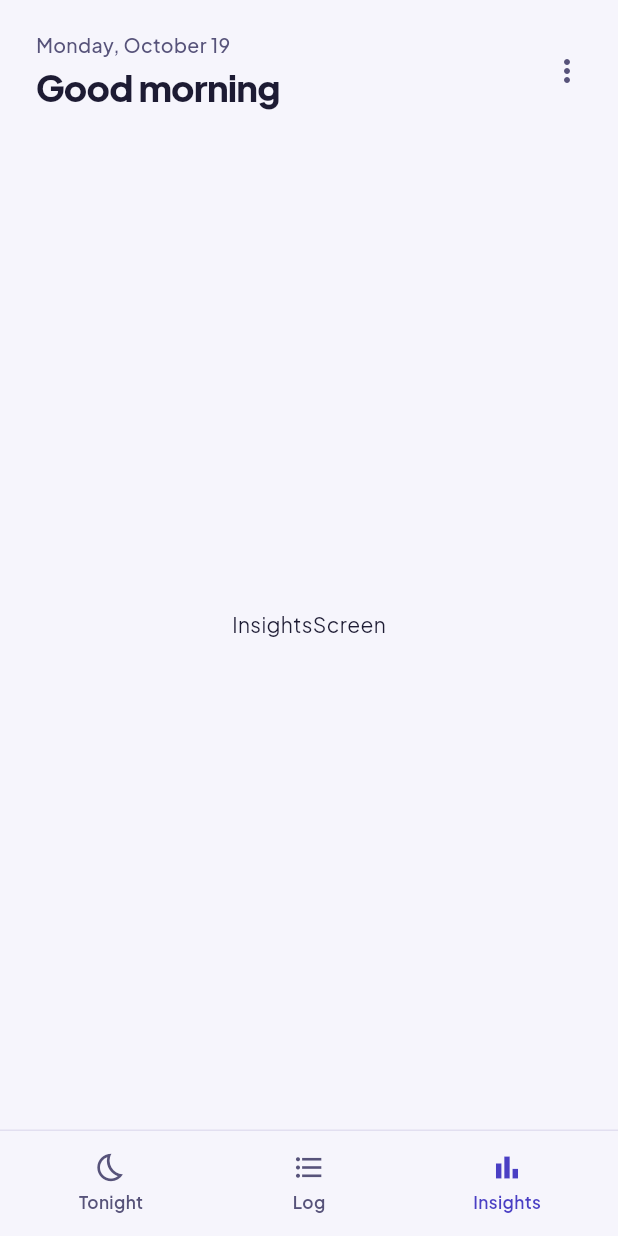
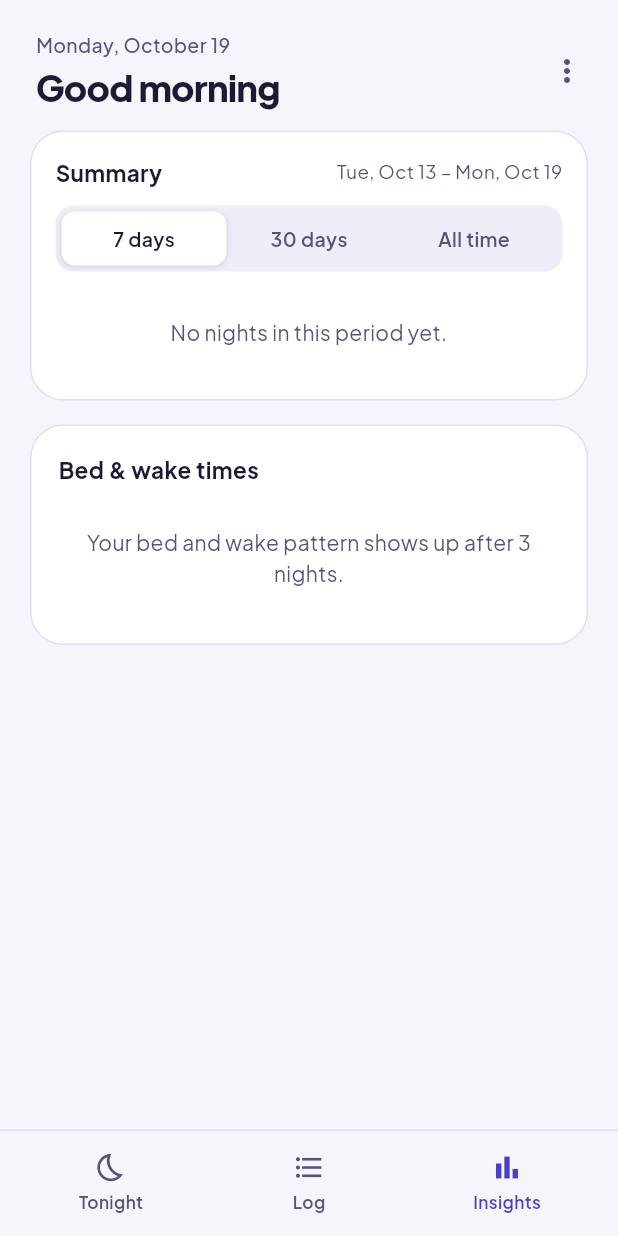
Before and after one commit to arabelagaje/Sleep-Tracker, a Flutter app: the screen it shows after launch, item 3 of the bottom bar chosen, on a phone screen of 412 x 824 dp. Run offline on Flutter 3.47's test engine with Material 3 defaults, Android fonts, the phone set to English and light mode, and no system bars; our stand-ins replace sqflite; accounts and stored records are empty.

Commit message:
Insights screen
Summary card with 7 days / 30 days / all time periods (calendar days
by wake date) and 8 stat tiles; averages show a dash until 3 nights,
delta vs previous period needs 3 nights in both. Bed & wake chart over
the last 14 nights with usual-time dashed lines, right-aligned while
history fills in.

Co-Authored-By: Claude Opus 5.5 <noreply@anthropic.com>
Claude-Session: https://claude.ai/code/session_011QfXqUm3aMgFSJ4wvgv2HE

```diff
--- a/lib/screens/insights/insights_screen.dart
+++ b/lib/screens/insights/insights_screen.dart
@@ -1,8 +1,124 @@
 import 'package:flutter/material.dart';
+import 'package:provider/provider.dart';
 
-class InsightsScreen extends StatelessWidget {
+import '../../models/sleep_session.dart';
+import '../../providers/settings_provider.dart';
+import '../../providers/sleep_provider.dart';
+import '../../utils/formatters.dart';
+import '../../utils/sleep_stats.dart';
+import '../../widgets/section_card.dart';
+import '../../widgets/session_editor_sheet.dart';
+import '../../widgets/star_rating.dart';
+import 'widgets/bed_wake_chart.dart';
+import 'widgets/period_selector.dart';
+import 'widgets/stat_tile.dart';
+import 'widgets/summary_card.dart';
+
+class InsightsScreen extends StatefulWidget {
   const InsightsScreen({super.key});
 
   @override
-  Widget build(BuildContext context) => const Center(child: Text('InsightsScreen'));
+  State<InsightsScreen> createState() => _InsightsScreenState();
 }
+
+class _InsightsScreenState extends State<InsightsScreen> {
+  InsightsPeriod _period = InsightsPeriod.week;
+
+  List<StatTileData> _tiles(List<SleepSession> list, List<SleepSession> prev, Duration goal) {
+    final st = PeriodStats.of(list);
+    if (st == null) return const [];
+    final n = st.count, ok = n >= minNights;
+    const later = Text('after $minNights nights');
+
+    Widget averageCaption() {
+      if (!ok) return later;
+      if (_period.days == null || prev.length < minNights) return Text('$n nights');
+      final d = st.average - averageDuration(prev);
+      return Row(
+        mainAxisSize: MainAxisSize.min,
+        children: [
+          Icon(d.isNegative ? Icons.keyboard_arrow_down : Icons.keyboard_arrow_up, size: 14),
+          Flexible(
+            child: Text(
+              '${fmtDur(d.abs())} vs previous ${_period.days} days',
+              style: const TextStyle(fontWeight: FontWeight.w600),
+              overflow: TextOverflow.ellipsis,
+            ),
+          ),
+        ],
+      );
+    }
+
+    final q = st.avgQuality;
+    return [
+      StatTileData('Average', ok ? fmtDur(st.average) : '—', averageCaption()),
+      StatTileData(
+        'Met goal',
+        '${list.where((s) => s.length >= goal).length}/$n',
+        Text('nights ≥ ${fmtDur(goal)}'),
+      ),
+      StatTileData('Longest', fmtDur(st.longest.length), Text(fmtDay(st.longest.nightDate))),
+      StatTileData('Shortest', fmtDur(st.shortest.length), Text(fmtDay(st.shortest.nightDate))),
+      StatTileData(
+        'Avg bedtime',
+        ok ? fmtTimeOfDay(st.avgBed) : '—',
+        ok ? Text('± ${st.bedSpreadMinutes} min') : later,
+      ),
+      StatTileData(
+        'Avg wake',
+        ok ? fmtTimeOfDay(st.avgWake) : '—',
+        ok ? const Text('typical morning') : later,
+      ),
+      StatTileData(
+        'Avg quality',
+        q == null ? '—' : '${q.toStringAsFixed(1)} / 5',
+        q == null ? const Text('no ratings yet') : StarRating(value: q.round(), size: 12),
+      ),
+      StatTileData('Nights logged', '$n', Text('${n - st.rated} not rated yet')),
+    ];
+  }
+
+  @override
+  Widget build(BuildContext context) {
+    final nights = context.watch<SleepProvider>().nights;
+    final goal = context.select<SettingsProvider, Duration>((s) => s.goal);
+    final today = dateOnly(DateTime.now());
+    final days = _period.days;
+
+    final list = days == null ? nights : inLastDays(nights, today, days);
+    final prev = days == null ? <SleepSession>[] : inLastDays(nights, today, days, offset: days);
+    final rangeLabel = days == null
+        ? (list.isEmpty ? '' : 'since ${fmtDay(list.last.nightDate)}')
+        : '${fmtDay(addDays(today, 1 - days))} – ${fmtDay(today)}';
+
+    final recent = nights.take(usualWindow).toList().reversed.toList();
+    final usual = usualTimes(nights);
+
+    return ListView(
+      padding: const EdgeInsets.fromLTRB(20, 8, 20, 24),
+      children: [
+        SummaryCard(
+          period: _period,
+          onPeriodChanged: (p) => setState(() => _period = p),
+          rangeLabel: rangeLabel,
+          tiles: _tiles(list, prev, goal),
+        ),
+        const SizedBox(height: 16),
+        SectionCard(
+          title: 'Bed & wake times',
+          trailing: recent.isEmpty
+              ? null
+              : CardCaption('last ${recent.length} night${recent.length == 1 ? '' : 's'}'),
+          child: BedWakeChart(
+            sessions: recent,
+            usualBedtime: usual?.bed,
+            usualWake: usual?.wake,
+            goal: goal,
+            onTapSession: (s) =>
+                SessionEditorSheet.show(context, mode: EditorMode.editNight, session: s),
+          ),
+        ),
+      ],
+    );
+  }
+}
--- /dev/null
+++ b/lib/screens/insights/widgets/bed_wake_chart.dart
@@ -0,0 +1,195 @@
+import 'package:flutter/material.dart';
+
+import '../../../models/sleep_session.dart';
+import '../../../theme/app_theme.dart';
+import '../../../utils/formatters.dart';
+import '../../../utils/sleep_stats.dart';
+import '../../../widgets/empty_note.dart';
+import '../../../widgets/long_press_value.dart';
+
+class BedWakeChart extends StatelessWidget {
+  const BedWakeChart({
+    super.key,
+    required this.sessions,
+    this.usualBedtime,
+    this.usualWake,
+    required this.goal,
+    required this.onTapSession,
+  });
+
+  final List<SleepSession> sessions; // up to 14, oldest to newest
+  final TimeOfDay? usualBedtime;
+  final TimeOfDay? usualWake;
+  final Duration goal;
+  final ValueChanged<SleepSession> onTapSession;
+
+  static const _height = 180.0, _left = 34.0, _top = 8.0, _bottom = 16.0;
+  static const _y0 = 2 * 60, _y1 = 16 * 60; // 8pm → 10am, in minutes after 6pm
+
+  static double _y(num m) =>
+      _top + ((m.clamp(_y0, _y1) - _y0) / (_y1 - _y0)) * (_height - _top - _bottom);
+
+  static int _todEve(TimeOfDay t) => ((t.hour + 6) % 24) * 60 + t.minute;
+
+  @override
+  Widget build(BuildContext context) {
+    final c = context.colors;
+    if (sessions.length < minNights) {
+      return const EmptyNote(
+        message: 'Your bed and wake pattern shows up after $minNights nights.',
+      );
+    }
+    final n = sessions.length;
+    final axis = TextStyle(fontSize: 10, fontWeight: FontWeight.w600, color: c.ink2);
+    return Column(
+      crossAxisAlignment: CrossAxisAlignment.stretch,
+      children: [
+        SizedBox(
+          height: _height,
+          child: LayoutBuilder(
+            builder: (context, box) {
+              // Always 14 slots so bars keep their width while history fills in (newest right).
+              final bw = (box.maxWidth - _left) / usualWindow;
+              final x0 = _left + (usualWindow - n) * bw;
+              return Stack(
+                clipBehavior: Clip.none,
+                children: [
+                  Positioned.fill(
+                    child: CustomPaint(
+                      painter: _GridPainter(
+                        line: c.line,
+                        dash: c.ink2,
+                        usual: [
+                          if (usualBedtime != null) _y(_todEve(usualBedtime!)),
+                          if (usualWake != null) _y(_todEve(usualWake!)),
+                        ],
+                      ),
+                    ),
+                  ),
+                  for (final (m, t) in [
+                    (2 * 60, '8p'),
+                    (6 * 60, '12a'),
+                    (10 * 60, '4a'),
+                    (14 * 60, '8a'),
+                  ])
+                    Positioned(
+                      left: 0,
+                      width: _left - 6,
+                      top: _y(m) - 7,
+                      child: Text(t, style: axis, textAlign: TextAlign.right),
+                    ),
+                  for (var i = 0; i < n; i++) _bar(sessions[i], x0 + i * bw, bw, c),
+                  Positioned(
+                    left: x0,
+                    bottom: -2,
+                    child: Text(fmtDay(sessions.first.nightDate), style: axis),
+                  ),
+                  Positioned(right: 0, bottom: -2, child: Text('Latest', style: axis)),
+                ],
+              );
+            },
+          ),
+        ),
+        const SizedBox(height: 8),
+        _legend(c),
+      ],
+    );
+  }
+
+  Widget _bar(SleepSession s, double x, double bw, AppColors c) {
+    final start = eveMin(s.bedTime);
+    final top = _y(start), bottom = _y(start + s.length.inMinutes);
+    return Positioned(
+      left: x + bw * 0.2,
+      width: bw * 0.6,
+      top: top,
+      height: (bottom - top).clamp(2, _height),
+      child: LongPressValue(
+        valueText:
+            '${fmtDay(s.nightDate)}: ${fmtClock(s.bedTime)} → ${fmtClock(s.wakeTime!)} (${fmtDur(s.length)})',
+        onTap: () => onTapSession(s),
+        child: Container(
+          decoration: BoxDecoration(
+            color: c.accent.withValues(alpha: s.length >= goal ? 1 : 0.5),
+            borderRadius: BorderRadius.circular(4),
+          ),
+        ),
+      ),
+    );
+  }
+
+  Widget _legend(AppColors c) {
+    final style = TextStyle(fontSize: 12, color: c.ink2);
+    Widget swatch(double alpha) => Container(
+      width: 12,
+      height: 8,
+      margin: const EdgeInsets.only(right: 5),
+      decoration: BoxDecoration(
+        color: c.accent.withValues(alpha: alpha),
+        borderRadius: BorderRadius.circular(3),
+      ),
+    );
+    return Wrap(
+      spacing: 14,
+      runSpacing: 6,
+      children: [
+        Row(
+          mainAxisSize: MainAxisSize.min,
+          children: [
+            swatch(1),
+            Text('Met goal', style: style),
+          ],
+        ),
+        Row(
+          mainAxisSize: MainAxisSize.min,
+          children: [
+            swatch(0.5),
+            Text('Under goal', style: style),
+          ],
+        ),
+        if (usualBedtime != null && usualWake != null)
+          Text.rich(
+            TextSpan(
+              children: [
+                const TextSpan(text: '- - Average '),
+                TextSpan(
+                  text: '${fmtTimeOfDay(usualBedtime!)} → ${fmtTimeOfDay(usualWake!)}',
+                  style: TextStyle(color: c.ink, fontWeight: FontWeight.w700),
+                ),
+              ],
+            ),
+            style: style,
+          ),
+      ],
+    );
+  }
+}
+
+class _GridPainter extends CustomPainter {
+  _GridPainter({required this.line, required this.dash, required this.usual});
+
+  final Color line;
+  final Color dash;
+  final List<double> usual;
+
+  @override
+  void paint(Canvas canvas, Size size) {
+    final grid = Paint()..color = line;
+    for (final m in [2 * 60, 6 * 60, 10 * 60, 14 * 60]) {
+      final y = BedWakeChart._y(m);
+      canvas.drawLine(Offset(BedWakeChart._left, y), Offset(size.width, y), grid);
+    }
+    final d = Paint()
+      ..color = dash
+      ..strokeWidth = 1.5;
+    for (final y in usual) {
+      for (double x = BedWakeChart._left; x < size.width; x += 8) {
+        canvas.drawLine(Offset(x, y), Offset(x + 4, y), d);
+      }
+    }
+  }
+
+  @override
+  bool shouldRepaint(_GridPainter old) =>
+      old.line != line || old.dash != dash || old.usual.toString() != usual.toString();
+}
--- /dev/null
+++ b/lib/screens/insights/widgets/period_selector.dart
@@ -0,0 +1,28 @@
+import 'package:flutter/material.dart';
+
+import '../../../widgets/segmented_control.dart';
+
+enum InsightsPeriod {
+  week(7, '7 days'),
+  month(30, '30 days'),
+  all(null, 'All time');
+
+  const InsightsPeriod(this.days, this.label);
+
+  final int? days; // null = all time
+  final String label;
+}
+
+class PeriodSelector extends StatelessWidget {
+  const PeriodSelector({super.key, required this.value, required this.onChanged});
+
+  final InsightsPeriod value;
+  final ValueChanged<InsightsPeriod> onChanged;
+
+  @override
+  Widget build(BuildContext context) => SegmentedControl<InsightsPeriod>(
+    options: [for (final p in InsightsPeriod.values) (p, p.label)],
+    value: value,
+    onChanged: onChanged,
+  );
+}
--- /dev/null
+++ b/lib/screens/insights/widgets/summary_card.dart
@@ -0,0 +1,57 @@
+import 'package:flutter/material.dart';
+
+import '../../../widgets/empty_note.dart';
+import '../../../widgets/section_card.dart';
+import 'period_selector.dart';
+import 'stat_tile.dart';
+
+class SummaryCard extends StatelessWidget {
+  const SummaryCard({
+    super.key,
+    required this.period,
+    required this.onPeriodChanged,
+    required this.rangeLabel,
+    required this.tiles,
+  });
+
+  final InsightsPeriod period;
+  final ValueChanged<InsightsPeriod> onPeriodChanged;
+  final String rangeLabel;
+  final List<StatTileData> tiles; // empty = no nights in period
+
+  @override
+  Widget build(BuildContext context) {
+    return SectionCard(
+      title: 'Summary',
+      trailing: CardCaption(rangeLabel),
+      padding: const EdgeInsets.all(16),
+      child: Column(
+        crossAxisAlignment: CrossAxisAlignment.stretch,
+        children: [
+          const SizedBox(height: 2),
+          PeriodSelector(value: period, onChanged: onPeriodChanged),
+          const SizedBox(height: 12),
+          if (tiles.isEmpty)
+            const EmptyNote(message: 'No nights in this period yet.')
+          else
+            LayoutBuilder(
+              builder: (context, box) {
+                final w = (box.maxWidth - 8) / 2;
+                return Wrap(
+                  spacing: 8,
+                  runSpacing: 8,
+                  children: [
+                    for (final t in tiles)
+                      SizedBox(
+                        width: w,
+                        child: StatTile(label: t.label, value: t.value, caption: t.caption),
+                      ),
+                  ],
+                );
+              },
+            ),
+        ],
+      ),
+    );
+  }
+}
```
Also changed, not shown: lib/screens/insights/widgets/stat_tile.dart (added, +54 -0 lines).
